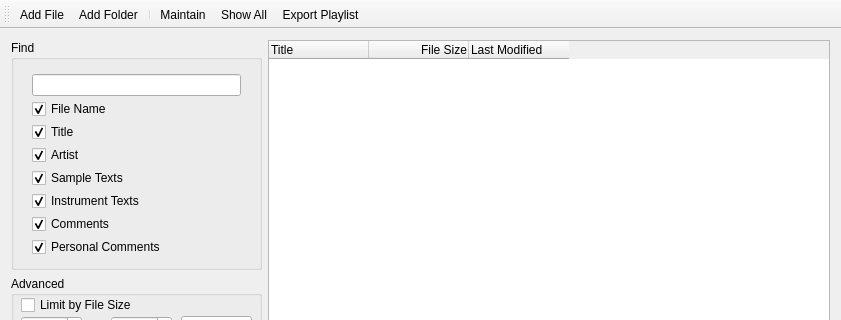
Qt form Mod Library/modlibrary.ui (sagamusix/ModLibrary) before a commit; both pictures show x 0 to 841 and y 0 to 320 of the 841 by 614 pixel window.
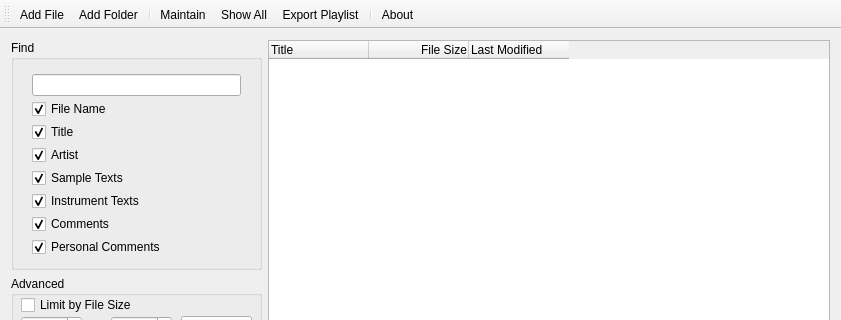
The same form after that commit. Icons and pictures are not drawn. Custom widgets are drawn as their Qt base class.

Commit message: [New] About dialog and some small pattern paste fixes.

Patch:
```diff
--- a/Mod Library/modlibrary.ui
+++ b/Mod Library/modlibrary.ui
@@ -537,6 +537,8 @@
    <addaction name="actionMaintain"/>
    <addaction name="actionShow"/>
    <addaction name="actionExportPlaylist"/>
+   <addaction name="separator"/>
+   <addaction name="actionAbout"/>
   </widget>
   <widget class="QStatusBar" name="statusBar"/>
   <action name="actionAddFile">
@@ -579,6 +581,14 @@
     <string>Export the result of the current search as a playlist file</string>
    </property>
   </action>
+  <action name="actionAbout">
+   <property name="text">
+    <string>A&amp;bout...</string>
+   </property>
+   <property name="toolTip">
+    <string>About Mod Library</string>
+   </property>
+  </action>
  </widget>
  <layoutdefault spacing="6" margin="11"/>
  <customwidgets>
```
Left out of the diff: 4 changed lines with no effect on the pictures. The commit also changes 7 other files.
